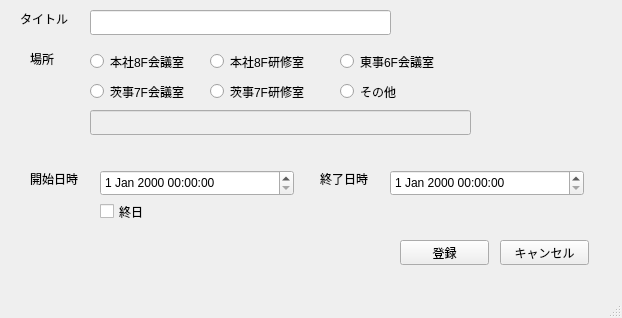
Above: mainwindow.ui from MasatoHanayama/scheduleAddForm before the change. Below: the same form after it.
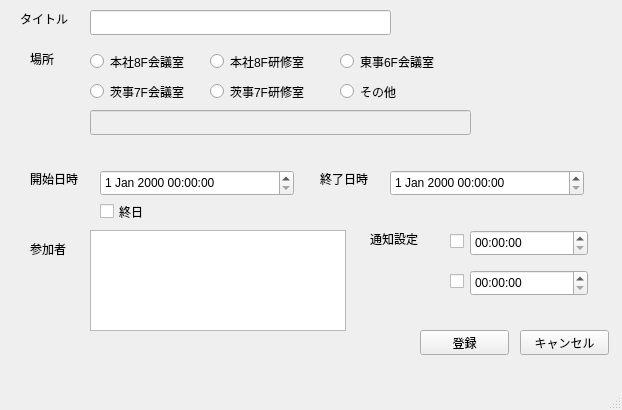
That is the form after the change.

```diff
--- a/mainwindow.ui
+++ b/mainwindow.ui
@@ -7,7 +7,7 @@
     <x>0</x>
     <y>0</y>
     <width>622</width>
-    <height>318</height>
+    <height>410</height>
    </rect>
   </property>
   <property name="windowTitle">
@@ -212,8 +212,8 @@
    <widget class="QPushButton" name="pushButton">
     <property name="geometry">
      <rect>
-      <x>400</x>
-      <y>240</y>
+      <x>420</x>
+      <y>330</y>
       <width>89</width>
       <height>25</height>
      </rect>
@@ -225,8 +225,8 @@
    <widget class="QPushButton" name="pushButton_2">
     <property name="geometry">
      <rect>
-      <x>500</x>
-      <y>240</y>
+      <x>520</x>
+      <y>330</y>
       <width>89</width>
       <height>25</height>
      </rect>
@@ -235,6 +235,88 @@
      <string>キャンセル</string>
     </property>
    </widget>
+   <widget class="QLabel" name="label_5">
+    <property name="geometry">
+     <rect>
+      <x>30</x>
+      <y>240</y>
+      <width>67</width>
+      <height>17</height>
+     </rect>
+    </property>
+    <property name="text">
+     <string>参加者</string>
+    </property>
+   </widget>
+   <widget class="QLabel" name="label_6">
+    <property name="geometry">
+     <rect>
+      <x>370</x>
+      <y>230</y>
+      <width>67</width>
+      <height>17</height>
+     </rect>
+    </property>
+    <property name="text">
+     <string>通知設定</string>
+    </property>
+   </widget>
+   <widget class="QListView" name="listView">
+    <property name="geometry">
+     <rect>
+      <x>90</x>
+      <y>230</y>
+      <width>256</width>
+      <height>101</height>
+     </rect>
+    </property>
+   </widget>
+   <widget class="QTimeEdit" name="timeEdit">
+    <property name="geometry">
+     <rect>
+      <x>470</x>
+      <y>230</y>
+      <width>118</width>
+      <height>26</height>
+     </rect>
+    </property>
+   </widget>
+   <widget class="QTimeEdit" name="timeEdit_2">
+    <property name="geometry">
+     <rect>
+      <x>470</x>
+      <y>270</y>
+      <width>118</width>
+      <height>26</height>
+     </rect>
+    </property>
+   </widget>
+   <widget class="QCheckBox" name="checkBox_2">
+    <property name="geometry">
+     <rect>
+      <x>450</x>
+      <y>230</y>
+      <width>92</width>
+      <height>23</height>
+     </rect>
+    </property>
+    <property name="text">
+     <string/>
+    </property>
+   </widget>
+   <widget class="QCheckBox" name="checkBox_3">
+    <property name="geometry">
+     <rect>
+      <x>450</x>
+      <y>270</y>
+      <width>92</width>
+      <height>23</height>
+     </rect>
+    </property>
+    <property name="text">
+     <string/>
+    </property>
+   </widget>
   </widget>
   <widget class="QMenuBar" name="menubar">
    <property name="geometry">
```
